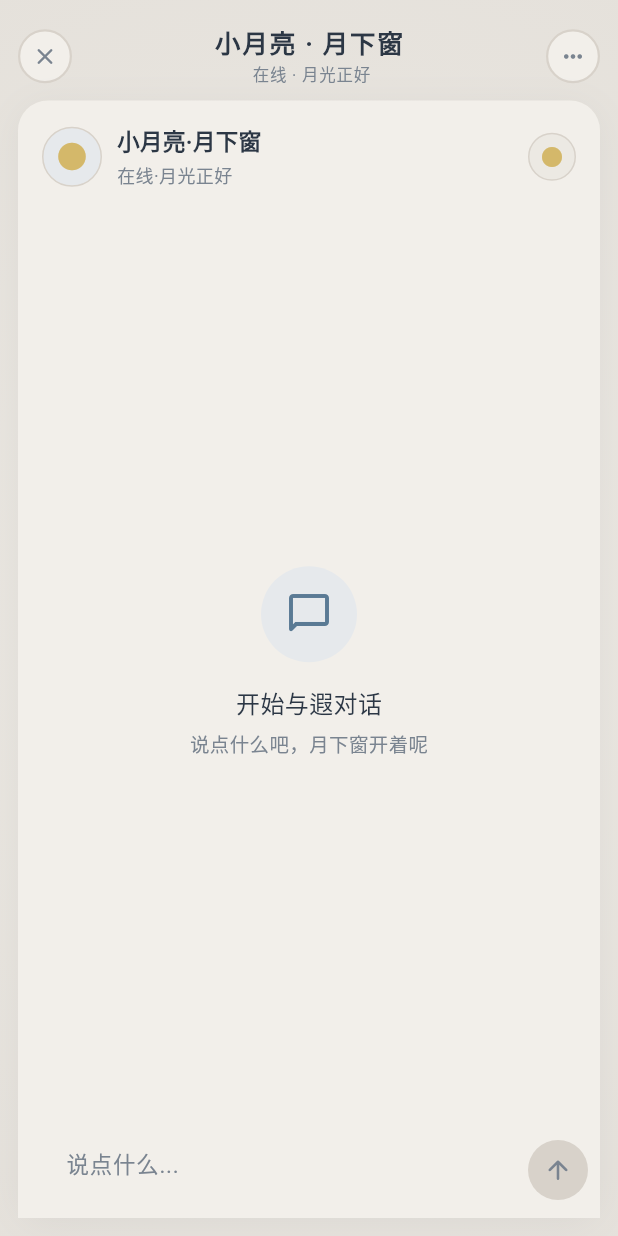
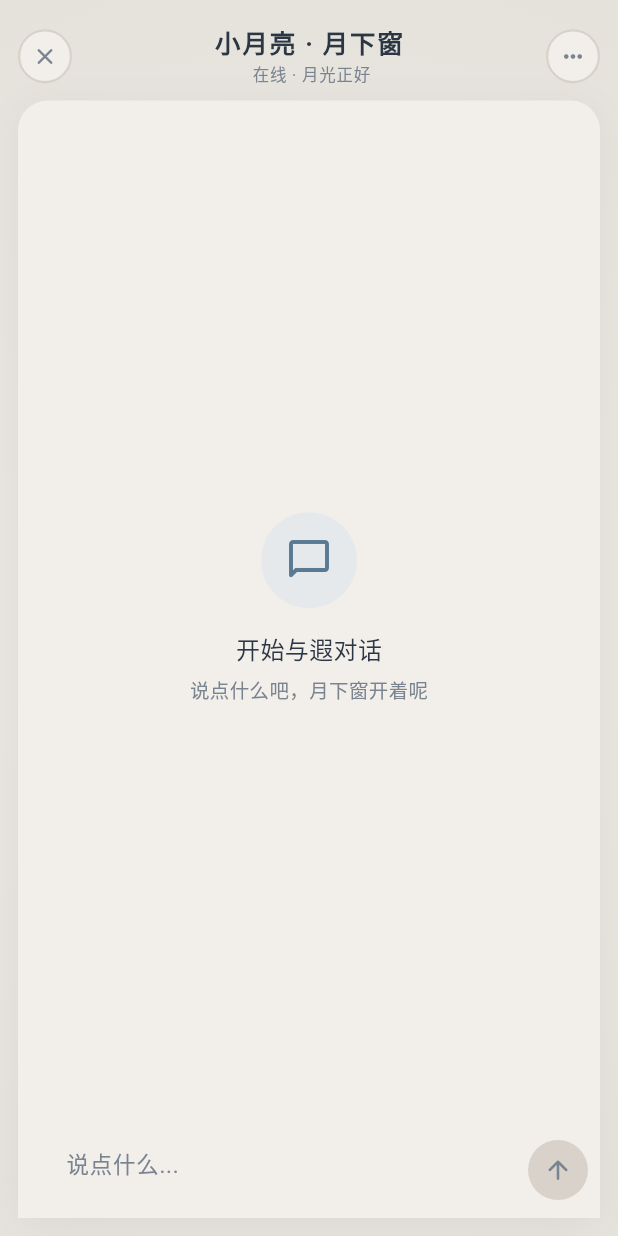
Before and after one commit to Misty-branches/xiaoyueliang-chat, a Flutter app: the screen it shows after launch, after a tap on "遐 发来一条消息", on a phone screen of 412 x 824 dp. Run offline on Flutter 3.47's test engine with Material 3 defaults, Android fonts, the phone set to English and light mode, and no system bars; our stand-ins replace dio, file_picker, flutter_markdown, shared_preferences; network calls fail; Roboto replaces fonts that are missing (Noto Serif SC).

Commit message:
🐛 聊天页去掉顶栏重复（外顶栏已有标题+状态，内容卡内不再重复显示）

```diff
--- a/lib/pages/chat_page.dart
+++ b/lib/pages/chat_page.dart
@@ -95,9 +95,6 @@ class _ChatPageState extends State<ChatPage> {
                   ),
                   child: Column(
                     children: [
-                      // 头像 + 状态区
-                      _buildChatProfile(c),
-                      const Divider(height: 1, color: Colors.transparent),
 
                       // 消息列表
                       Expanded(
```
